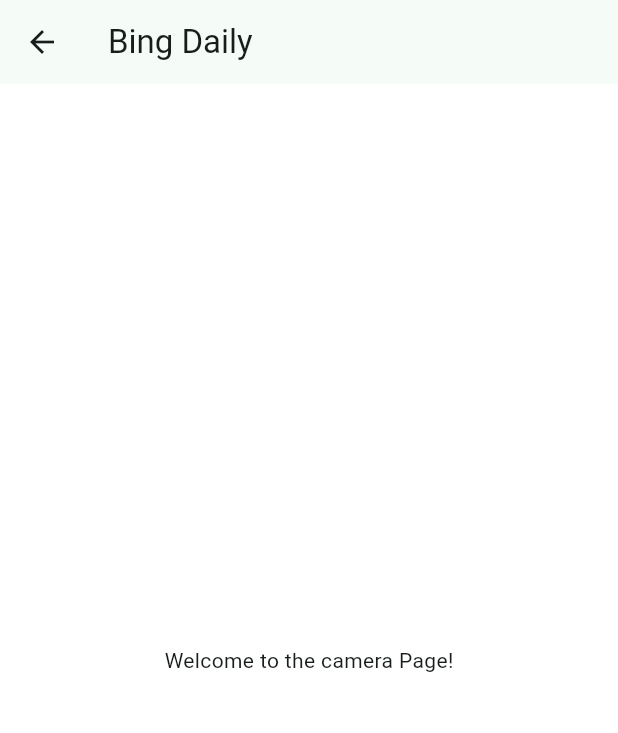
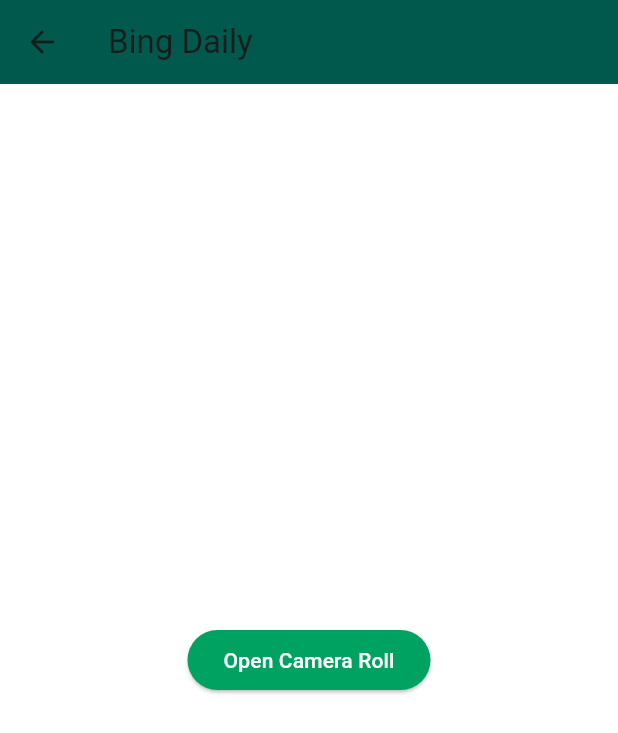
Before and after one commit to Monicax24/BingDaily, a Flutter app: the CameraPage screen opened directly, on a phone screen of 412 x 824 dp. Shown: the top 733 px of the screen. Run offline on Flutter 3.47's test engine with Material 3 defaults, Android fonts, the light colour scheme and no system bars; our stand-ins replace firebase_auth, firebase_core, flutter_riverpod, go_router, google_sign_in, image_picker; accounts and stored records are empty.

Commit message:
added camera roll function

```diff
--- a/bing_daily/lib/constants.dart
+++ b/bing_daily/lib/constants.dart
@@ -13,3 +13,7 @@ const String usernameSetupTitle = 'Set Username';
 const String homeLabel = 'Home';
 const String cameraLabel = 'Camera';
 const String accountLabel = 'Account';
+const String cameraButtonText =
+    'Open Camera Roll'; // Button to open camera roll
+const String submitButtonText = 'Submit'; // Submit button for image preview
+const String retakeButtonText = 'Retake'; // Retake button for image preview
--- a/bing_daily/lib/main.dart
+++ b/bing_daily/lib/main.dart
@@ -19,6 +19,7 @@ class MyApp extends ConsumerWidget {
   const MyApp({super.key});
 
   @override
+
   Widget build(BuildContext context, WidgetRef ref) {
     return MaterialApp.router(
       title: appTitle,
--- a/bing_daily/lib/screens/camera_page.dart
+++ b/bing_daily/lib/screens/camera_page.dart
@@ -1,13 +1,111 @@
+import 'dart:io';
+import 'package:bing_daily/constants.dart';
 import 'package:flutter/material.dart';
+import 'package:image_picker/image_picker.dart';
 
-class CameraPage extends StatelessWidget {
+/// Camera page for selecting and previewing images from the gallery.
+class CameraPage extends StatefulWidget {
   const CameraPage({super.key});
+
+  @override
+  State<CameraPage> createState() => _CameraPageState();
+}
+
+class _CameraPageState extends State<CameraPage> {
+  XFile? _selectedImage;
+
+  /// Requests gallery permission and opens camera roll for image selection.
+  Future<void> _pickImage() async {
+      final ImagePicker picker = ImagePicker();
+      final XFile? image = await picker.pickImage(source: ImageSource.gallery);
+      // the following line is for camera access instead of gallery, but I cannot test it right now
+      // final XFile? cameraImage = await picker.pickImage(source: ImageSource.camera);
+      if (image != null) {
+        setState(() {
+          _selectedImage = image;
+        });
+        _showImagePreviewDialog(image);
+      }
+  }
+
+  /// Displays a dialog with the selected image and Submit/Retake buttons.
+  void _showImagePreviewDialog(XFile image) {
+    showDialog(
+      context: context,
+      builder: (context) => AlertDialog(
+        backgroundColor: bingWhite,
+        content: Column(
+          mainAxisSize: MainAxisSize.min,
+          children: [
+            Image.file(File(image.path), height: 200, fit: BoxFit.cover),
+            const SizedBox(height: 16),
+            Row(
+              mainAxisAlignment: MainAxisAlignment.spaceEvenly,
+              children: [
+                ElevatedButton(
+                  onPressed: () {
+                    Navigator.pop(context); // Close dialog
+                    // Placeholder for submit action
+                    ScaffoldMessenger.of(context).showSnackBar(
+                      const SnackBar(content: Text('Image submitted')),
+                    );
+                    setState(() {
+                      _selectedImage = null;
+                    });
+                  },
+                  style: ElevatedButton.styleFrom(
+                    backgroundColor: bingAccent,
+                    foregroundColor: bingWhite,
+                  ),
+                  child: const Text(submitButtonText),
+                ),
+                ElevatedButton(
+                  onPressed: () {
+                    Navigator.pop(context); // Close dialog
+                    _pickImage(); // Reopen camera roll
+                  },
+                  style: ElevatedButton.styleFrom(
+                    backgroundColor: bingGreen,
+                    foregroundColor: bingWhite,
+                  ),
+                  child: const Text(retakeButtonText),
+                ),
+              ],
+            ),
+          ],
+        ),
+      ),
+    );
+  }
 
   @override
   Widget build(BuildContext context) {
     return Scaffold(
-      appBar: AppBar(title: const Text('Bing Daily')),
-      body: const Center(child: Text('Welcome to the camera Page!')),
+      appBar: AppBar(title: const Text(appTitle), backgroundColor: bingGreen),
+      body: Center(
+        child: Column(
+          mainAxisAlignment: MainAxisAlignment.center,
+          children: [
+            ElevatedButton(
+              onPressed: _pickImage,
+              style: ElevatedButton.styleFrom(
+                backgroundColor: bingAccent,
+                foregroundColor: bingWhite,
+              ),
+              child: const Text(cameraButtonText),
+            ),
+            if (_selectedImage != null) ...[
+              const SizedBox(height: 20),
+              Image.file(
+                File(_selectedImage!.path),
+                height: 200,
+                fit: BoxFit.cover,
+              ),
+            ],
+          ],
+        ),
+      ),
+      backgroundColor: bingWhite,
     );
   }
 }
--- a/bing_daily/pubspec.yaml
+++ b/bing_daily/pubspec.yaml
@@ -40,6 +40,8 @@ dependencies:
   dio: ^5.9.0
   go_router: ^16.2.4
   flutter_riverpod: ^3.0.2
+  image_picker: ^1.2.0
+  permission_handler: ^12.0.1
 
 dev_dependencies:
   flutter_test:
```
Also changed, not shown: bing_daily/pubspec.lock, 1 other file.
